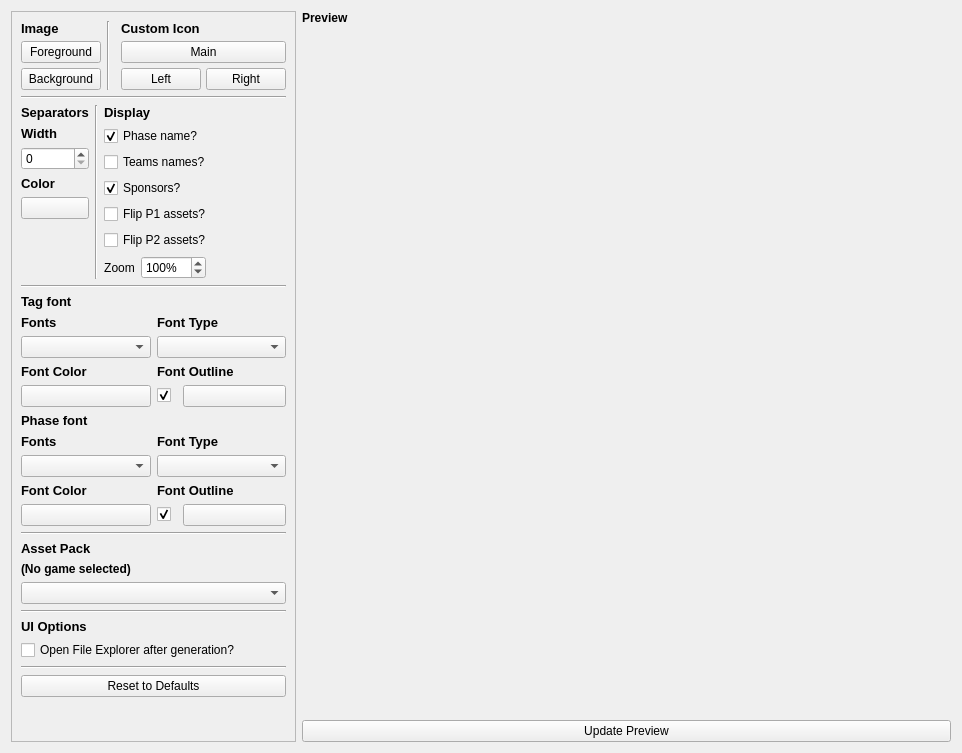
robertoalvs/PLACAR, file TournamentStreamHelper-main/src/layout/TSHThumbnailSettings.ui: the form before one commit.
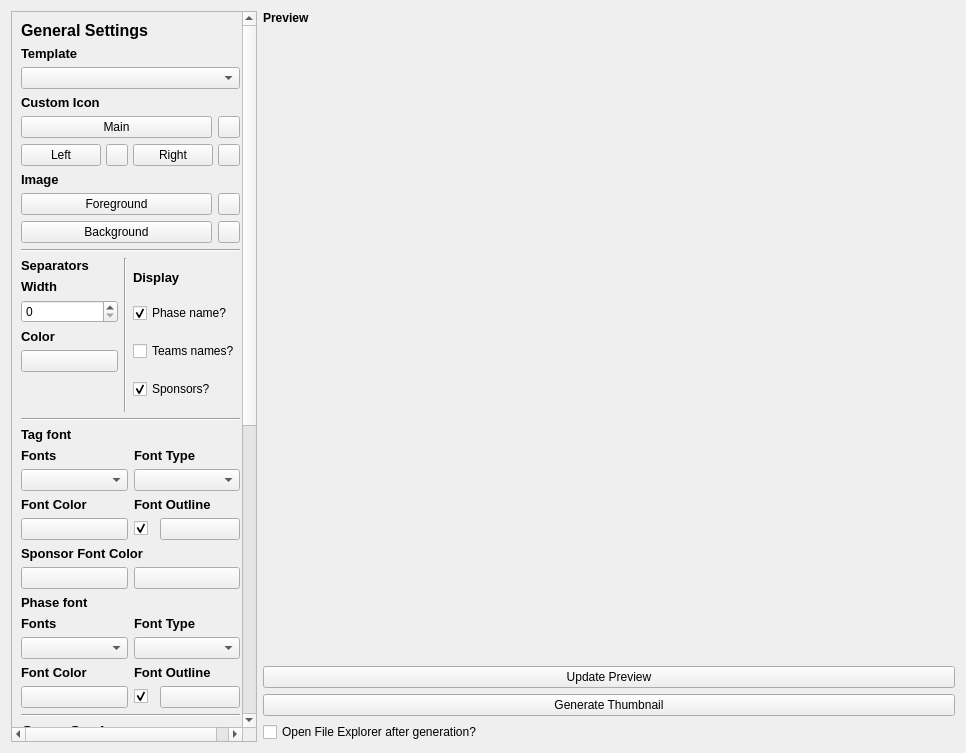
The form after the commit.

Diff of the .ui file:
```diff
--- a/TournamentStreamHelper-main/src/layout/TSHThumbnailSettings.ui
+++ b/TournamentStreamHelper-main/src/layout/TSHThumbnailSettings.ui
@@ -6,13 +6,16 @@
    <rect>
     <x>0</x>
     <y>0</y>
-    <width>962</width>
+    <width>966</width>
     <height>753</height>
    </rect>
   </property>
   <property name="windowTitle">
    <string>Form</string>
   </property>
+  <property name="locale">
+   <locale language="English" country="UnitedStates"/>
+  </property>
   <layout class="QHBoxLayout" name="horizontalLayout_8">
    <item>
     <widget class="QScrollArea" name="scrollArea">
@@ -22,81 +25,53 @@
        <verstretch>0</verstretch>
       </sizepolicy>
      </property>
-     <property name="widgetResizable">
-      <bool>true</bool>
-     </property>
      <widget class="QWidget" name="scrollAreaWidgetContents">
-      <property name="geometry">
-       <rect>
-        <x>0</x>
-        <y>0</y>
-        <width>302</width>
-        <height>802</height>
-       </rect>
-      </property>
       <layout class="QVBoxLayout" name="verticalLayout_6">
+       <property name="rightMargin">
+        <number>16</number>
+       </property>
        <item>
         <layout class="QVBoxLayout" name="verticalLayout">
          <item>
-          <layout class="QHBoxLayout" name="horizontalLayout_4" stretch="1,0,1">
+          <widget class="QLabel" name="label_18">
+           <property name="font">
+            <font>
+             <pointsize>12</pointsize>
+             <weight>75</weight>
+             <bold>true</bold>
+            </font>
+           </property>
+           <property name="text">
+            <string>General Settings</string>
+           </property>
+          </widget>
+         </item>
+         <item>
+          <widget class="QLabel" name="label_17">
+           <property name="font">
+            <font>
+             <pointsize>10</pointsize>
+             <weight>75</weight>
+             <bold>true</bold>
+            </font>
+           </property>
+           <property name="text">
+            <string>Template</string>
+           </property>
+          </widget>
+         </item>
+         <item>
+          <widget class="QComboBox" name="templateSelect"/>
+         </item>
+         <item>
+          <layout class="QVBoxLayout" name="verticalLayout_15">
            <property name="rightMargin">
             <number>0</number>
            </property>
-           <item>
-            <layout class="QVBoxLayout" name="verticalLayout_7">
-             <property name="spacing">
-              <number>5</number>
-             </property>
-             <property name="topMargin">
-              <number>0</number>
-             </property>
-             <item>
-              <widget class="QLabel" name="label_11">
-               <property name="font">
-                <font>
-                 <pointsize>10</pointsize>
-                 <weight>75</weight>
-                 <bold>true</bold>
-                </font>
-               </property>
-               <property name="locale">
-                <locale language="English" country="UnitedStates"/>
-               </property>
-               <property name="text">
-                <string>Image</string>
-               </property>
-              </widget>
-             </item>
-             <item>
-              <widget class="QPushButton" name="customForeground">
-               <property name="text">
-                <string>Foreground</string>
-               </property>
-              </widget>
-             </item>
-             <item>
-              <widget class="QPushButton" name="customBackground">
-               <property name="text">
-                <string>Background</string>
-               </property>
-              </widget>
-             </item>
-            </layout>
-           </item>
-           <item>
-            <widget class="Line" name="line">
-             <property name="orientation">
-              <enum>Qt::Vertical</enum>
-             </property>
-            </widget>
-           </item>
            <item>
             <layout class="QVBoxLayout" name="verticalLayout_8">
-             <property name="spacing">
-              <number>5</number>
-             </property>
              <property name="leftMargin">
-              <number>5</number>
+              <number>0</number>
              </property>
              <item>
               <widget class="QLabel" name="label_2">
@@ -113,14 +88,48 @@
               </widget>
              </item>
              <item>
-              <widget class="QPushButton" name="customMainIcon">
-               <property name="text">
-                <string>Main</string>
-               </property>
-              </widget>
+              <layout class="QHBoxLayout" name="horizontalLayout_4">
+               <item>
+                <widget class="QPushButton" name="customMainIcon">
+                 <property name="sizePolicy">
+                  <sizepolicy hsizetype="Minimum" vsizetype="Fixed">
+                   <horstretch>0</horstretch>
+                   <verstretch>0</verstretch>
+                  </sizepolicy>
+                 </property>
+                 <property name="text">
+                  <string>Main</string>
+                 </property>
+                </widget>
+               </item>
+               <item>
+                <widget class="QPushButton" name="customMainIconReset">
+                 <property name="sizePolicy">
+                  <sizepolicy hsizetype="Fixed" vsizetype="Fixed">
+                   <horstretch>0</horstretch>
+                   <verstretch>0</verstretch>
+                  </sizepolicy>
+                 </property>
+                 <property name="minimumSize">
+                  <size>
+                   <width>22</width>
+                   <height>22</height>
+                  </size>
+                 </property>
+                 <property name="font">
+                  <font>
+                   <pointsize>1</pointsize>
+                  </font>
+                 </property>
+                 <property name="text">
+                  <string/>
+                 </property>
+                </widget>
+               </item>
+              </layout>
              </item>
              <item>
-              <layout class="QHBoxLayout" name="horizontalLayout" stretch="0,0">
+              <layout class="QHBoxLayout" name="horizontalLayout" stretch="0,0,0,0">
                <property name="spacing">
                 <number>5</number>
                </property>
@@ -146,6 +155,30 @@
                  </property>
                 </widget>
                </item>
+               <item>
+                <widget class="QPushButton" name="customTopLeftIconReset">
+                 <property name="sizePolicy">
+                  <sizepolicy hsizetype="Fixed" vsizetype="Fixed">
+                   <horstretch>0</horstretch>
+                   <verstretch>0</verstretch>
+                  </sizepolicy>
+                 </property>
+                 <property name="minimumSize">
+                  <size>
+                   <width>22</width>
+                   <height>22</height>
+                  </size>
+                 </property>
+                 <property name="font">
+                  <font>
+                   <pointsize>1</pointsize>
+                  </font>
+                 </property>
+                 <property name="text">
+                  <string/>
+                 </property>
+                </widget>
+               </item>
                <item>
                 <widget class="QPushButton" name="customTopRightIcon">
                  <property name="text">
@@ -153,6 +186,124 @@
                  </property>
                 </widget>
                </item>
+               <item>
+                <widget class="QPushButton" name="customTopRightIconReset">
+                 <property name="sizePolicy">
+                  <sizepolicy hsizetype="Fixed" vsizetype="Fixed">
+                   <horstretch>0</horstretch>
+                   <verstretch>0</verstretch>
+                  </sizepolicy>
+                 </property>
+                 <property name="minimumSize">
+                  <size>
+                   <width>22</width>
+                   <height>22</height>
+                  </size>
+                 </property>
+                 <property name="font">
+                  <font>
+                   <pointsize>1</pointsize>
+                  </font>
+                 </property>
+                 <property name="text">
+                  <string/>
+                 </property>
+                </widget>
+               </item>
+              </layout>
+             </item>
+            </layout>
+           </item>
+           <item>
+            <layout class="QVBoxLayout" name="verticalLayout_7">
+             <property name="topMargin">
+              <number>0</number>
+             </property>
+             <item>
+              <widget class="QLabel" name="label_11">
+               <property name="font">
+                <font>
+                 <pointsize>10</pointsize>
+                 <weight>75</weight>
+                 <bold>true</bold>
+                </font>
+               </property>
+               <property name="locale">
+                <locale language="English" country="UnitedStates"/>
+               </property>
+               <property name="text">
+                <string>Image</string>
+               </property>
+              </widget>
+             </item>
+             <item>
+              <layout class="QHBoxLayout" name="horizontalLayout_11">
+               <item>
+                <widget class="QPushButton" name="customForeground">
+                 <property name="text">
+                  <string>Foreground</string>
+                 </property>
+                </widget>
+               </item>
+               <item>
+                <widget class="QPushButton" name="customForegroundReset">
+                 <property name="sizePolicy">
+                  <sizepolicy hsizetype="Fixed" vsizetype="Fixed">
+                   <horstretch>0</horstretch>
+                   <verstretch>0</verstretch>
+                  </sizepolicy>
+                 </property>
+                 <property name="minimumSize">
+                  <size>
+                   <width>22</width>
+                   <height>22</height>
+                  </size>
+                 </property>
+                 <property name="font">
+                  <font>
+                   <pointsize>1</pointsize>
+                  </font>
+                 </property>
+                 <property name="text">
+                  <string/>
+                 </property>
+                </widget>
+               </item>
+              </layout>
+             </item>
+             <item>
+              <layout class="QHBoxLayout" name="horizontalLayout_14">
+               <item>
+                <widget class="QPushButton" name="customBackground">
+                 <property name="text">
+                  <string>Background</string>
+                 </property>
+                </widget>
+               </item>
+               <item>
+                <widget class="QPushButton" name="customBackgroundReset">
+                 <property name="sizePolicy">
+                  <sizepolicy hsizetype="Fixed" vsizetype="Fixed">
+                   <horstretch>0</horstretch>
+                   <verstretch>0</verstretch>
+                  </sizepolicy>
+                 </property>
+                 <property name="minimumSize">
+                  <size>
+                   <width>22</width>
+                   <height>22</height>
+                  </size>
+                 </property>
+                 <property name="font">
+                  <font>
+                   <pointsize>1</pointsize>
+                  </font>
+                 </property>
+                 <property name="text">
+                  <string/>
+                 </property>
+                </widget>
+               </item>
               </layout>
              </item>
             </layout>
@@ -167,10 +318,7 @@
           </widget>
          </item>
          <item>
-          <layout class="QHBoxLayout" name="horizontalLayout_5" stretch="1,0,3">
-           <property name="spacing">
-            <number>6</number>
-           </property>
+          <layout class="QHBoxLayout" name="horizontalLayout_5">
            <property name="leftMargin">
             <number>0</number>
            </property>
@@ -332,79 +480,6 @@
                </property>
               </widget>
              </item>
-             <item>
-              <widget class="QCheckBox" name="flipP1Check">
-               <property name="text">
-                <string>Flip P1 assets?</string>
-               </property>
-               <property name="checked">
-                <bool>false</bool>
-               </property>
-              </widget>
-             </item>
-             <item>
-              <widget class="QCheckBox" name="flipP2Check">
-               <property name="text">
-                <string>Flip P2 assets?</string>
-               </property>
-               <property name="checked">
-                <bool>false</bool>
-               </property>
-              </widget>
-             </item>
-             <item>
-              <layout class="QHBoxLayout" name="horizontalLayout_11">
-               <item>
-                <widget class="QLabel" name="label_14">
-                 <property name="text">
-                  <string>Zoom</string>
-                 </property>
-                 <property name="alignment">
-                  <set>Qt::AlignCenter</set>
-                 </property>
-                </widget>
-               </item>
-               <item>
-                <widget class="QSpinBox" name="zoom">
-                 <property name="suffix">
-                  <string>%</string>
-                 </property>
-                 <property name="maximum">
-                  <number>1000</number>
-                 </property>
-                 <property name="value">
-                  <number>100</number>
-                 </property>
-                </widget>
-               </item>
-               <item>
-                <spacer name="horizontalSpacer">
-                 <property name="orientation">
-                  <enum>Qt::Horizontal</enum>
-                 </property>
-                 <property name="sizeHint" stdset="0">
-                  <size>
-                   <width>40</width>
-                   <height>20</height>
-                  </size>
-                 </property>
-                </spacer>
-               </item>
-              </layout>
-             </item>
-             <item>
-              <spacer name="verticalSpacer_3">
-               <property name="orientation">
-                <enum>Qt::Vertical</enum>
-               </property>
-               <property name="sizeHint" stdset="0">
-                <size>
-                 <width>20</width>
-                 <height>40</height>
-                </size>
-               </property>
-              </spacer>
-             </item>
             </layout>
            </item>
           </layout>
@@ -556,6 +631,46 @@
            </item>
           </layout>
          </item>
+         <item>
+          <layout class="QHBoxLayout" name="horizontalLayout_6">
+           <item>
+            <layout class="QVBoxLayout" name="verticalLayout_14">
+             <item>
+              <widget class="QLabel" name="labelSponsorFontColor">
+               <property name="font">
+                <font>
+                 <pointsize>10</pointsize>
+                 <weight>75</weight>
+                 <bold>true</bold>
+                </font>
+               </property>
+               <property name="text">
+                <string>Sponsor Font Color</string>
+               </property>
+              </widget>
+             </item>
+             <item>
+              <layout class="QHBoxLayout" name="horizontalLayout_7">
+               <item>
+                <widget class="QPushButton" name="sponsorFontColor1">
+                 <property name="text">
+                  <string/>
+                 </property>
+                </widget>
+               </item>
+               <item>
+                <widget class="QPushButton" name="sponsorFontColor2">
+                 <property name="text">
+                  <string/>
+                 </property>
+                </widget>
+               </item>
+              </layout>
+             </item>
+            </layout>
+           </item>
+          </layout>
+         </item>
          <item>
           <widget class="QLabel" name="label_8">
            <property name="font">
@@ -707,16 +822,16 @@
           </widget>
          </item>
          <item>
-          <widget class="QLabel" name="label_9">
+          <widget class="QLabel" name="label_19">
            <property name="font">
             <font>
-             <pointsize>10</pointsize>
+             <pointsize>12</pointsize>
              <weight>75</weight>
              <bold>true</bold>
             </font>
            </property>
            <property name="text">
-            <string>Asset Pack</string>
+            <string>Game Settings</string>
            </property>
           </widget>
          </item>
@@ -733,6 +848,20 @@
            </property>
           </widget>
          </item>
+         <item>
+          <widget class="QLabel" name="label_9">
+           <property name="font">
+            <font>
+             <pointsize>10</pointsize>
+             <weight>75</weight>
+             <bold>true</bold>
+            </font>
+           </property>
+           <property name="text">
+            <string>Asset Pack</string>
+           </property>
+          </widget>
+         </item>
          <item>
           <layout class="QHBoxLayout" name="horizontalLayout_3" stretch="0">
            <property name="bottomMargin">
@@ -748,36 +877,234 @@
           </layout>
          </item>
          <item>
-          <widget class="Line" name="line_5">
-           <property name="orientation">
-            <enum>Qt::Horizontal</enum>
+          <widget class="QCheckBox" name="smoothScaling">
+           <property name="text">
+            <string>Smooth scaling</string>
            </property>
           </widget>
          </item>
          <item>
-          <widget class="QLabel" name="label_10">
-           <property name="font">
-            <font>
-             <pointsize>10</pointsize>
-             <weight>75</weight>
-             <bold>true</bold>
-            </font>
-           </property>
+          <widget class="QCheckBox" name="flipP1Check">
            <property name="text">
-            <string>UI Options</string>
+            <string>Flip P1 assets?</string>
            </property>
+           <property name="checked">
+            <bool>false</bool>
+           </property>
           </widget>
          </item>
          <item>
-          <widget class="QCheckBox" name="openExplorerCheck">
+          <widget class="QCheckBox" name="flipP2Check">
            <property name="text">
-            <string>Open File Explorer after generation?</string>
+            <string>Flip P2 assets?</string>
            </property>
            <property name="checked">
             <bool>false</bool>
            </property>
           </widget>
          </item>
+         <item>
+          <layout class="QVBoxLayout" name="verticalLayout_17">
+           <item>
+            <widget class="QLabel" name="label_14">
+             <property name="sizePolicy">
+              <sizepolicy hsizetype="Maximum" vsizetype="Minimum">
+               <horstretch>0</horstretch>
+               <verstretch>0</verstretch>
+              </sizepolicy>
+             </property>
+             <property name="font">
+              <font>
+               <pointsize>10</pointsize>
+               <weight>75</weight>
+               <bold>true</bold>
+              </font>
+             </property>
+             <property name="text">
+              <string>Zoom</string>
+             </property>
+             <property name="alignment">
+              <set>Qt::AlignLeading</set>
+             </property>
+            </widget>
+           </item>
+           <item>
+            <widget class="QSpinBox" name="zoom">
+             <property name="sizePolicy">
+              <sizepolicy hsizetype="Minimum" vsizetype="Minimum">
+               <horstretch>0</horstretch>
+               <verstretch>0</verstretch>
+              </sizepolicy>
+             </property>
+             <property name="suffix">
+              <string>%</string>
+             </property>
+             <property name="minimum">
+              <number>1</number>
+             </property>
+             <property name="maximum">
+              <number>1000</number>
+             </property>
+             <property name="value">
+              <number>100</number>
+             </property>
+            </widget>
+           </item>
+          </layout>
+         </item>
+         <item>
+          <layout class="QVBoxLayout" name="verticalLayout_20">
+           <item>
+            <widget class="QCheckBox" name="proportionalScaling">
+             <property name="text">
+              <string>Proportional character scaling</string>
+             </property>
+            </widget>
+           </item>
+           <item>
+            <widget class="QCheckBox" name="scaleToFillX">
+             <property name="text">
+              <string>Scale to fit X</string>
+             </property>
+            </widget>
+           </item>
+           <item>
+            <widget class="QCheckBox" name="scaleToFillY">
+             <property name="text">
+              <string>Scale to fit Y</string>
+             </property>
+            </widget>
+           </item>
+          </layout>
+         </item>
+         <item>
+          <layout class="QHBoxLayout" name="horizontalLayout_12">
+           <item>
+            <layout class="QVBoxLayout" name="verticalLayout_16">
+             <item>
+              <widget class="QLabel" name="label_16">
+               <property name="font">
+                <font>
+                 <pointsize>10</pointsize>
+                 <weight>75</weight>
+                 <bold>true</bold>
+                </font>
+               </property>
+               <property name="text">
+                <string>Horizontal Align</string>
+               </property>
+              </widget>
+             </item>
+             <item>
+              <widget class="QSpinBox" name="horizontalAlign">
+               <property name="suffix">
+                <string>%</string>
+               </property>
+               <property name="maximum">
+                <number>100</number>
+               </property>
+               <property name="value">
+                <number>50</number>
+               </property>
+              </widget>
+             </item>
+            </layout>
+           </item>
+           <item>
+            <layout class="QVBoxLayout" name="verticalLayout_13">
+             <item>
+              <widget class="QLabel" name="label_15">
+               <property name="font">
+                <font>
+                 <pointsize>10</pointsize>
+                 <weight>75</weight>
+                 <bold>true</bold>
+                </font>
+               </property>
+               <property name="text">
+                <string>Vertical Align</string>
+               </property>
+              </widget>
+             </item>
+             <item>
+              <widget class="QSpinBox" name="verticalAlign">
+               <property name="suffix">
+                <string>%</string>
+               </property>
+               <property name="maximum">
+                <number>100</number>
+               </property>
+               <property name="value">
+                <number>50</number>
+               </property>
+              </widget>
+             </item>
+            </layout>
+           </item>
+          </layout>
+         </item>
+         <item>
+          <widget class="QCheckBox" name="flipSeparators">
+           <property name="text">
+            <string>Invert separator orientation</string>
+           </property>
+          </widget>
+         </item>
+         <item>
+          <widget class="QCheckBox" name="hideSeparators">
+           <property name="text">
+            <string>Hide separators between characters</string>
+           </property>
+          </widget>
+         </item>
+         <item>
+          <widget class="QGroupBox" name="noSeparatorOptions">
+           <layout class="QHBoxLayout" name="noSeparatorOptionsLayout">
+            <item>
+             <layout class="QVBoxLayout" name="verticalLayout_18">
+              <item>
+               <widget class="QLabel" name="label_20">
+                <property name="text">
+                 <string>Distance</string>
+                </property>
+               </widget>
+              </item>
+              <item>
+               <widget class="QSpinBox" name="noSeparatorDistance">
+                <property name="suffix">
+                 <string>%</string>
+                </property>
+                <property name="maximum">
+                 <number>100</number>
+                </property>
+               </widget>
+              </item>
+             </layout>
+            </item>
+            <item>
+             <layout class="QVBoxLayout" name="verticalLayout_19">
+              <item>
+               <widget class="QLabel" name="label_21">
+                <property name="text">
+                 <string>Angle</string>
+                </property>
+               </widget>
+              </item>
+              <item>
+               <widget class="QSpinBox" name="noSeparatorAngle">
+                <property name="suffix">
+                 <string>º</string>
+                </property>
+                <property name="maximum">
+                 <number>360</number>
+                </property>
+               </widget>
+              </item>
+             </layout>
+            </item>
+           </layout>
+          </widget>
+         </item>
          <item>
           <widget class="Line" name="line_5">
            <property name="orientation">
@@ -792,19 +1119,6 @@
            </property>
           </widget>
          </item>
-         <item>
-          <spacer name="verticalSpacer">
-           <property name="orientation">
-            <enum>Qt::Vertical</enum>
-           </property>
-           <property name="sizeHint" stdset="0">
-            <size>
-             <width>20</width>
-             <height>80</height>
-            </size>
-           </property>
-          </spacer>
-         </item>
         </layout>
        </item>
       </layout>
@@ -844,6 +1158,23 @@
        </property>
       </widget>
      </item>
+     <item>
+      <widget class="QPushButton" name="btGenerate">
+       <property name="text">
+        <string>Generate Thumbnail</string>
+       </property>
+      </widget>
+     </item>
+     <item>
+      <widget class="QCheckBox" name="openExplorerCheck">
+       <property name="text">
+        <string>Open File Explorer after generation?</string>
+       </property>
+       <property name="checked">
+        <bool>false</bool>
+       </property>
+      </widget>
+     </item>
     </layout>
    </item>
   </layout>
```
